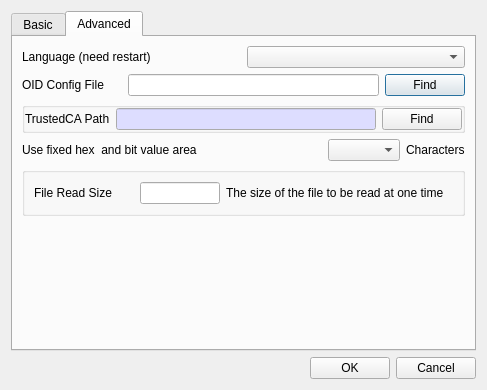
Before: the Qt Designer form BerEditor/settings_dlg.ui in jykim74/BerEditor, drawn with Qt 5.
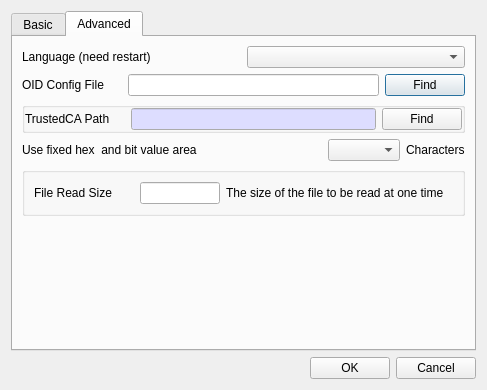
After: the same form once the commit is applied.

Commit message: UI 개선

```diff
--- a/BerEditor/settings_dlg.ui
+++ b/BerEditor/settings_dlg.ui
@@ -313,6 +313,12 @@
             </property>
             <item row="0" column="0">
              <widget class="QLabel" name="label_8">
+              <property name="minimumSize">
+               <size>
+                <width>100</width>
+                <height>0</height>
+               </size>
+              </property>
               <property name="text">
                <string>TrustedCA Path</string>
               </property>
```
